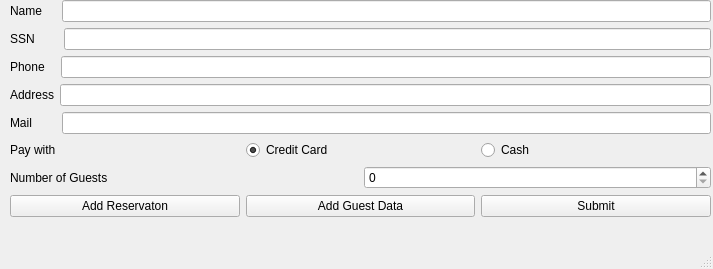
Before: the Qt Designer form View/Receptionist/reserveroom.ui in hishamyakan/Hotel-Mangement-System, drawn with Qt 5.
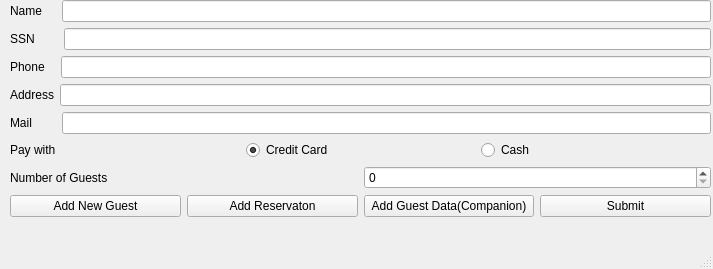
After: the same form once the commit is applied.

Diff of the .ui file:
```diff
--- a/View/Receptionist/reserveroom.ui
+++ b/View/Receptionist/reserveroom.ui
@@ -54,6 +54,13 @@
      </item>
      <item row="7" column="0">
       <layout class="QHBoxLayout" name="horizontalLayout">
+       <item>
+        <widget class="QPushButton" name="AddNewGuest">
+         <property name="text">
+          <string>Add New Guest</string>
+         </property>
+        </widget>
+       </item>
        <item>
         <widget class="QPushButton" name="AddReservation">
          <property name="text">
@@ -64,7 +71,7 @@
        <item>
         <widget class="QPushButton" name="addGuestData">
          <property name="text">
-          <string>Add Guest Data</string>
+          <string>Add Guest Data(Companion)</string>
          </property>
         </widget>
        </item>
```
